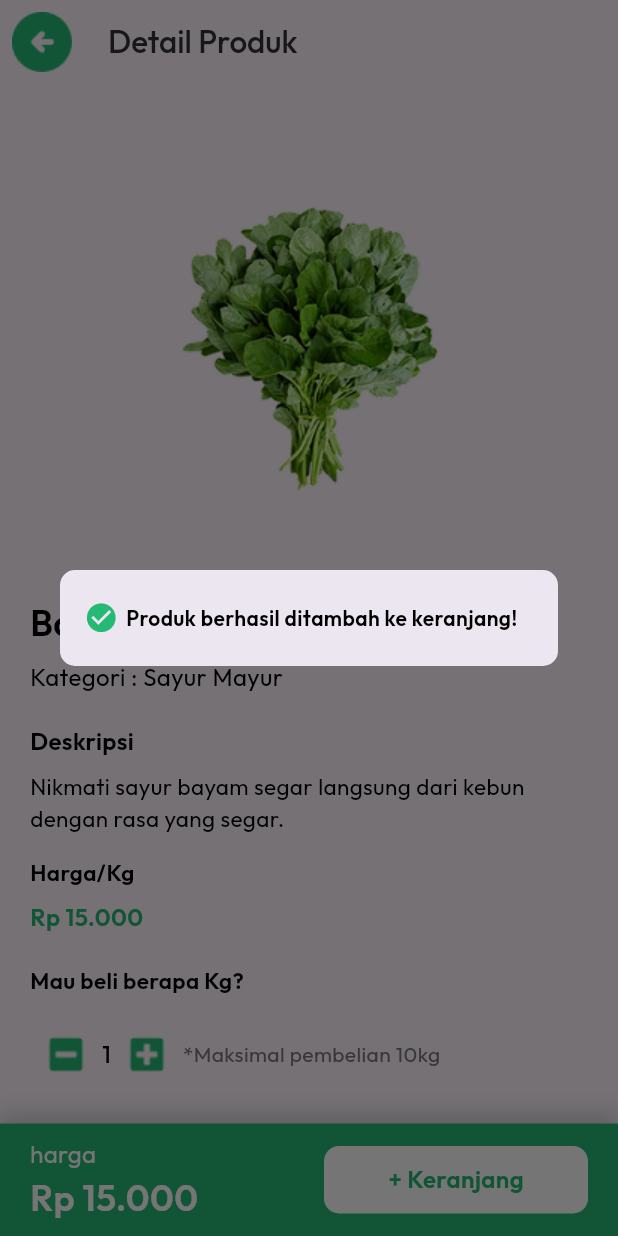
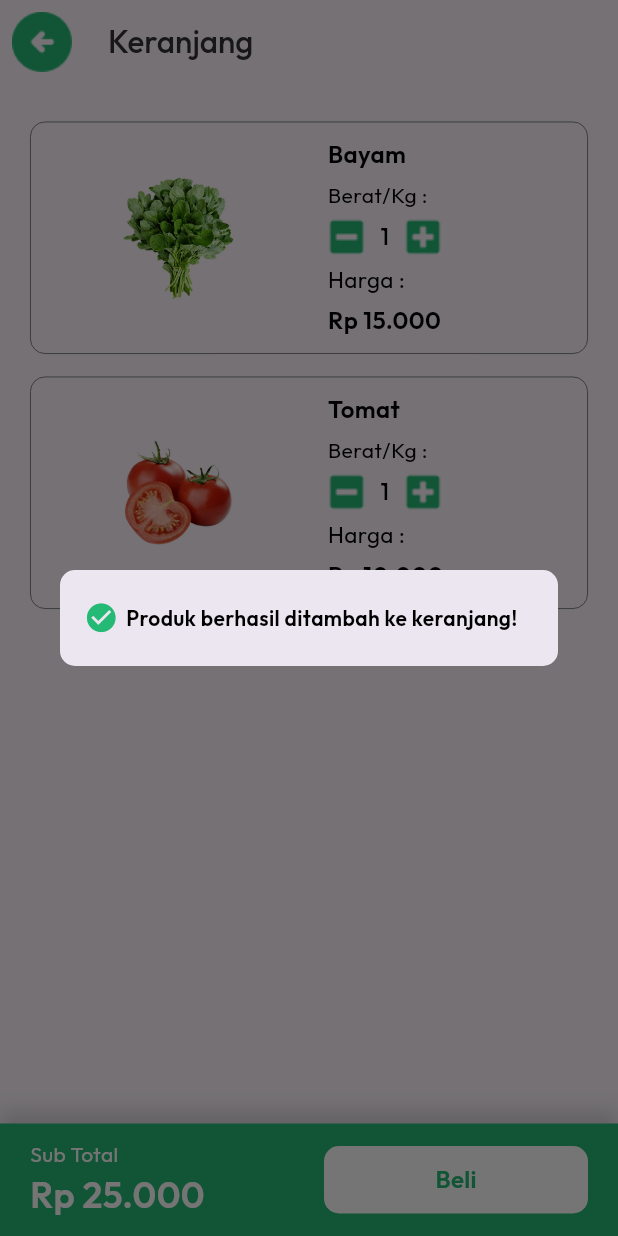
Before and after one commit to daudsutanssyah/sygara_app, a Flutter app: the DetailPage screen opened directly, after a tap on "+ Keranjang", on a phone screen of 412 x 824 dp. Run offline on Flutter 3.47's test engine with Material 3 defaults, Android fonts, the phone set to English and light mode, and no system bars; our stand-ins replace google_fonts.

Commit message:
menambahkan halaman cart dan sukses

```diff
--- a/lib/main.dart
+++ b/lib/main.dart
@@ -1,12 +1,14 @@
 // ignore_for_file: unused_import
 
 import 'package:flutter/material.dart';
+import 'package:sygara_app/screens/Cart/cart_page.dart';
 import 'package:sygara_app/screens/Home/category_buah.dart';
 import 'package:sygara_app/screens/Home/home_screen.dart';
 import 'package:sygara_app/screens/detail_page.dart';
 import 'package:sygara_app/screens/login_page.dart';
 import 'package:sygara_app/screens/register_page.dart';
 import 'package:sygara_app/screens/splash_screen.dart';
+import 'package:sygara_app/screens/succes_page.dart';
 
 void main() {
   runApp(const MyApp());
@@ -19,6 +21,6 @@ class MyApp extends StatelessWidget {
   @override
   Widget build(BuildContext context) {
     return MaterialApp(debugShowCheckedModeBanner: false,
-    home: DetailPage());
+    home: SuccesPage());
   }
 }
--- /dev/null
+++ b/lib/screens/Cart/cart_page.dart
@@ -0,0 +1,104 @@
+import 'package:flutter/material.dart';
+import 'package:sygara_app/themes/themes.dart';
+import 'package:sygara_app/widgets/card_widget.dart';
+
+class CartPage extends StatelessWidget {
+  const CartPage({super.key});
+
+  @override
+  Widget build(BuildContext context) {
+    return Scaffold(
+      appBar: AppBar(
+        leading: IconButton(
+          onPressed: () {
+            Navigator.pop(context);
+          },
+          icon: Image.asset(
+            'assets/icon/ic-arrow-back.png',
+            width: 40,
+            height: 40,
+          ),
+        ),
+        title: Text('Keranjang', style: greyTextStyle),
+      ),
+      body: Padding(
+        padding: EdgeInsets.only(top: 25, left: 20, right: 20),
+        child: ListView(
+          children: [
+            CardWidget(
+              imageUrl: 'assets/img-bayam.png',
+              nama: 'Bayam',
+              totalHarga: 'Rp 15.000 ',
+            ),
+            SizedBox(height: 15),
+            CardWidget(
+              imageUrl: 'assets/img-tomat.png',
+              nama: 'Tomat',
+              totalHarga: 'Rp 10.000',
+            ),
+          ],
+        ),
+      ),
+      bottomNavigationBar: Container(
+        height: 75,
+        width: double.infinity,
+        decoration: BoxDecoration(
+          color: primaryColor,
+          boxShadow: [
+            BoxShadow(
+              color: blackColor.withAlpha((0.15 * 255).toInt()),
+              offset: Offset(0, -8),
+              blurRadius: 10,
+              spreadRadius: 0,
+            ),
+          ],
+        ),
+        child: Padding(
+          padding: EdgeInsets.symmetric(horizontal: 20),
+          child: Row(
+            mainAxisAlignment: MainAxisAlignment.spaceBetween,
+            children: [
+              Column(
+                mainAxisSize: MainAxisSize.min,
+                crossAxisAlignment: CrossAxisAlignment.start,
+                children: [
+                  Text(
+                    'Sub Total',
+                    style: whiteTextStyle.copyWith(
+                      fontSize: 14,
+                      fontWeight: FontWeight.w400,
+                    ),
+                  ),
+                  Text(
+                    'Rp 25.000',
+                    style: whiteTextStyle.copyWith(
+                      fontSize: 24,
+                      fontWeight: FontWeight.w600,
+                    ),
+                  ),
+                ],
+              ),
+              Container(
+                width: 176,
+                height: 45,
+                decoration: BoxDecoration(
+                  color: whiteColor,
+                  borderRadius: BorderRadius.circular(10),
+                ),
+                child: Center(
+                  child: Text(
+                    'Beli',
+                    style: primaryTextStyle.copyWith(
+                      fontSize: 16,
+                      fontWeight: FontWeight.w600,
+                    ),
+                  ),
+                ),
+              ),
+            ],
+          ),
+        ),
+      ),
+    );
+  }
+}
--- a/lib/screens/detail_page.dart
+++ b/lib/screens/detail_page.dart
@@ -1,4 +1,5 @@
 import 'package:flutter/material.dart';
+import 'package:sygara_app/screens/Cart/cart_page.dart';
 import 'package:sygara_app/themes/themes.dart';
 
 class DetailPage extends StatefulWidget {
@@ -32,7 +33,9 @@ class _DetailPageState extends State<DetailPage> {
     return Scaffold(
       appBar: AppBar(
         leading: IconButton(
-          onPressed: () {},
+          onPressed: () {
+            Navigator.pop(context);
+          },
           icon: Image.asset(
             'assets/icon/ic-arrow-back.png',
             width: 40,
@@ -170,6 +173,10 @@ class _DetailPageState extends State<DetailPage> {
             ),
             InkWell(
               onTap: () {
+                Navigator.push(
+                  context,
+                  MaterialPageRoute(builder: (context) => CartPage()),
+                );
                 showDialog(
                   context: context,
                   builder: (BuildContext context) {
--- /dev/null
+++ b/lib/widgets/card_widget.dart
@@ -0,0 +1,122 @@
+import 'package:flutter/material.dart';
+import 'package:sygara_app/themes/themes.dart';
+
+class CardWidget extends StatefulWidget {
+  final String imageUrl;
+  final String nama;
+  final String totalHarga;
+  const CardWidget({
+    super.key,
+    required this.imageUrl,
+    required this.nama,
+    required this.totalHarga,
+  });
+
+  @override
+  State<CardWidget> createState() => _CardWidgetState();
+}
+
+class _CardWidgetState extends State<CardWidget> {
+  int quantity = 1;
+
+  void increment() {
+    if (quantity < 10) {
+      setState(() {
+        quantity++;
+      });
+    }
+  }
+
+  void decrement() {
+    if (quantity > 1) {
+      setState(() {
+        quantity--;
+      });
+    }
+  }
+
+  @override
+  Widget build(BuildContext context) {
+    return Container(
+      width: 372,
+      height: 155,
+      padding: EdgeInsets.all(10),
+      decoration: BoxDecoration(
+        borderRadius: BorderRadius.circular(10),
+        border: Border.all(color: secondaryColor, width: 0.6),
+      ),
+      child: Row(
+        children: [
+          Image.asset(widget.imageUrl, width: 176, height: 155),
+          SizedBox(width: 12),
+          Column(
+            crossAxisAlignment: CrossAxisAlignment.start,
+            mainAxisAlignment: MainAxisAlignment.spaceBetween,
+            children: [
+              Text(
+                widget.nama,
+                style: blackTextStyle.copyWith(
+                  fontSize: 16,
+                  fontWeight: FontWeight.w600,
+                ),
+              ),
+              Text(
+                'Berat/Kg :',
+                style: blackTextStyle.copyWith(
+                  fontSize: 14,
+                  fontWeight: FontWeight.w400,
+                ),
+              ),
+              Row(
+                children: [
+                  SizedBox(
+                    width: 25,
+                    height: 25,
+                    child: IconButton(
+                      padding: EdgeInsets.zero,
+                      onPressed: decrement,
+                      icon: Image.asset('assets/icon/ic-minus.png'),
+                    ),
+                  ),
+                  Padding(
+                    padding: EdgeInsets.symmetric(horizontal: 10),
+                    child: Text(
+                      quantity.toString(),
+                      style: blackTextStyle.copyWith(
+                        fontSize: 16,
+                        fontWeight: FontWeight.w500,
+                      ),
+                    ),
+                  ),
+                  SizedBox(
+                    width: 25,
+                    height: 25,
+                    child: IconButton(
+                      padding: EdgeInsets.zero,
+                      onPressed: increment,
+                      icon: Image.asset('assets/icon/ic-plus.png'),
+                    ),
+                  ),
+                ],
+              ),
+              Text(
+                'Harga :',
+                style: blackTextStyle.copyWith(
+                  fontSize: 15,
+                  fontWeight: FontWeight.w400,
+                ),
+              ),
+              Text(
+                widget.totalHarga,
+                style: blackTextStyle.copyWith(
+                  fontSize: 16,
+                  fontWeight: FontWeight.w600,
+                ),
+              ),
+            ],
+          ),
+        ],
+      ),
+    );
+  }
+}
```
Also changed, not shown: lib/screens/succes_page.dart (added, +78 -0 lines), lib/widgets/product_widget.dart (+10 -1 lines), assets/img-empty.png (added).
